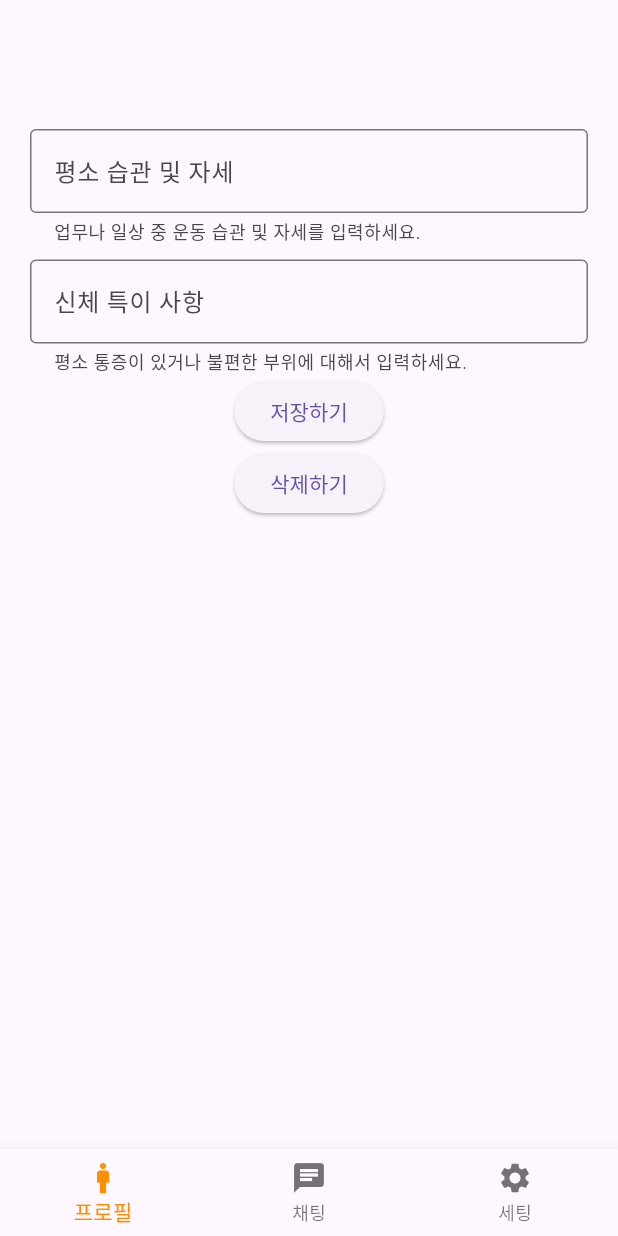
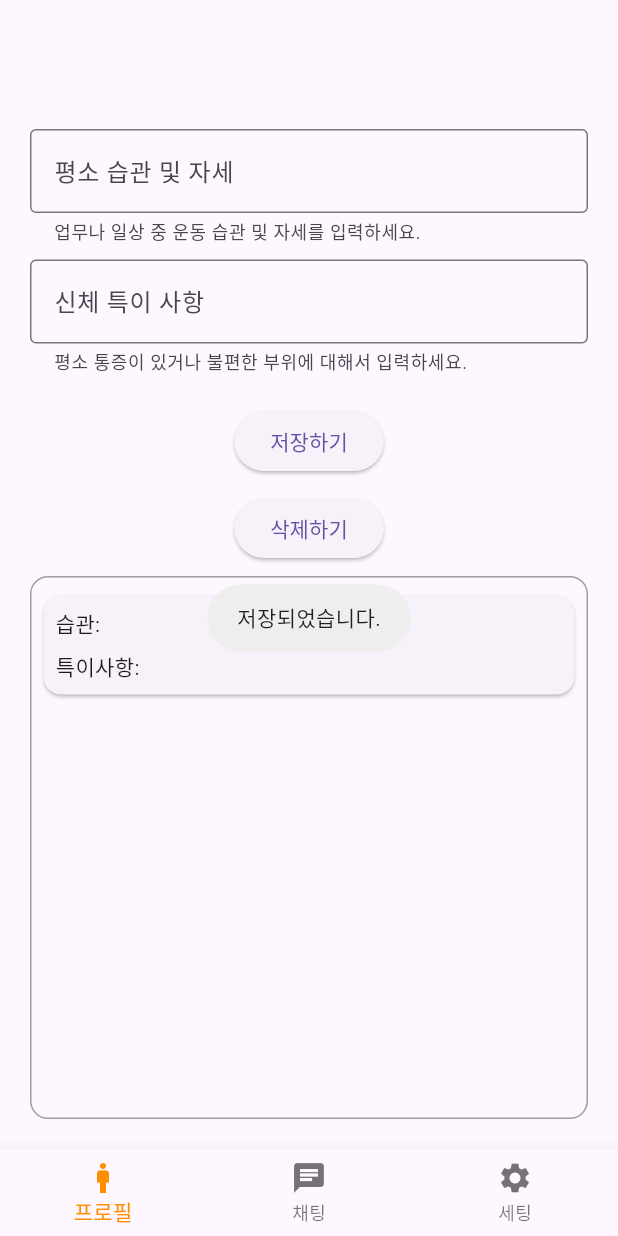
Before and after one commit to jae-yong-2/my_research, a Flutter app: the screen it shows after launch, after a tap on "저장하기", on a phone screen of 412 x 824 dp. Run offline on Flutter 3.47's test engine with Material 3 defaults, Android fonts, the phone set to English and light mode, and no system bars; our stand-ins replace dash_chat_2, device_info_plus, firebase_core, firebase_database, firebase_messaging, flutter_local_notifications and 2 more; missing offline and left inert: chat_gpt_sdk, flutter_foreground_task, workmanager; accounts and stored records are empty; statements that could not run were skipped.

Commit message:
:white_check_mark: 파이어베이스 프로필 연동완료, 추가적인 기능 구현 필요

```diff
--- a/lib/profile.dart
+++ b/lib/profile.dart
@@ -1,58 +1,142 @@
+import 'package:device_info_plus/device_info_plus.dart';
+import 'package:flutter/material.dart';
+import 'package:fluttertoast/fluttertoast.dart';
+import 'package:my_research/saveData.dart';
 import 'package:firebase_database/firebase_database.dart';
-import 'package:flutter/material.dart';
-import 'package:my_research/saveData.dart';
 
-class Profile extends StatelessWidget {
-  const Profile({super.key});
+class Profile extends StatefulWidget {
+  const Profile({Key? key}) : super(key: key);
+
+  @override
+  _ProfileState createState() => _ProfileState();
+}
+
+class _ProfileState extends State<Profile> {
+  final TextEditingController _habitController = TextEditingController();
+  final TextEditingController _bodyIssueController = TextEditingController();
+  final SaveData _saveDataInstance = SaveData();
+  final DeviceInfoPlugin deviceInfoPlugin = DeviceInfoPlugin();
+
+  @override
+  void dispose() {
+    _habitController.dispose();
+    _bodyIssueController.dispose();
+    super.dispose();
+  }
+
+  void _saveData() {
+    // 사용자 입력을 Map 형태로 SaveData 클래스에 전달
+    final userData = {
+      "습관 및 자세": _habitController.text,
+      "신체 특이 사항": _bodyIssueController.text,
+    };
+
+    SaveData().saveData("test","1/2",userData).then((_) {
+      Fluttertoast.showToast(msg: "저장되었습니다.", gravity: ToastGravity.CENTER);
+    }).catchError((error) {
+      Fluttertoast.showToast(msg: "저장 실패: $error", gravity: ToastGravity.CENTER);
+    });
+  }
+
+  void _deleteData() {
+    // 데이터 삭제 로직을 여기에 구현합니다.
+    SaveData().deleteData("test","1/2").then((_) {
+      Fluttertoast.showToast(msg: "삭제되었습니다.", gravity: ToastGravity.CENTER);
+    }).catchError((error) {
+      Fluttertoast.showToast(msg: "삭제 실패: $error", gravity: ToastGravity.CENTER);
+    });
+  }
 
   @override
   Widget build(BuildContext context) {
     return Container(
-      padding: EdgeInsets.all(20), // 전체적인 패딩 추가
+      padding: EdgeInsets.all(20),
       child: Scaffold(
         body: Column(
           children: [
-            SizedBox(height: 10), // 여백 추가
+            SizedBox(height: 10),
             TextFormField(
+              controller: _habitController,
               decoration: InputDecoration(
                 labelText: '평소 습관 및 자세',
                 helperText: '업무나 일상 중 운동 습관 및 자세를 입력하세요.',
                 border: OutlineInputBorder(),
               ),
-              keyboardType: TextInputType.number,
+              keyboardType: TextInputType.text,
             ),
             SizedBox(height: 10),
             TextFormField(
+              controller: _bodyIssueController,
               decoration: InputDecoration(
                 labelText: '신체 특이 사항',
                 helperText: '평소 통증이 있거나 불편한 부위에 대해서 입력하세요.',
                 border: OutlineInputBorder(),
               ),
-              keyboardType: TextInputType.number,
+              keyboardType: TextInputType.text,
             ),
+            SizedBox(height: 20),
             ElevatedButton(
-              onPressed: () {
-                // 데이터 처리 로직
-                SaveData().saveData();
-              },
+              onPressed: _saveData,
               child: Text('저장하기'),
+            ),
+            SizedBox(height: 10),
+            ElevatedButton(
+              onPressed: _deleteData,
               style: ElevatedButton.styleFrom(
-                // primary: Colors.blue, // 버튼 색상
-                // onPrimary: Colors.white, // 텍스트 색상
+                // primary: Colors.red, // 삭제 버튼 색상
+              ),
+              child: Text('삭제하기'),
+            ),
+
+
+            //특이사항을 가져오는 코드
+            SizedBox(height: 8), Expanded(
+              child: Container(
+                // Define the box decoration
+                decoration: BoxDecoration(
+                  border: Border.all(color: Colors.grey),
+                  borderRadius: BorderRadius.circular(12),
+                ),
+                // Define some padding inside the box
+                padding: EdgeInsets.all(8),
+                // Define a max height for the container
+                constraints: BoxConstraints(maxHeight: 300),
+                // Use a ListView.builder for a scrollable list
+                child: StreamBuilder<DatabaseEvent>(
+                  stream: _saveDataInstance.getUserRecordsStream("test","1/2"),
+                  builder: (context, AsyncSnapshot<DatabaseEvent> snapshot) {
+                    if (snapshot.hasError) {
+                      return Center(child: Text('Error: ${snapshot.error}'));
+                    } else if (snapshot.hasData && snapshot.data!.snapshot.value != null) {
+                      Map<dynamic, dynamic> data = snapshot.data!.snapshot.value as Map<dynamic, dynamic>;
+                      return ListView.builder(
+                        itemCount: data.length,
+                        itemBuilder: (context, index) {
+                          String key = data.keys.elementAt(index);
+                          Map entry = data[key];
+                          return Card(
+                            margin: EdgeInsets.symmetric(vertical: 4), // Add margin for each card
+                            child: Padding(
+                              padding: EdgeInsets.all(8.0),
+                              child: Column(
+                                crossAxisAlignment: CrossAxisAlignment.start,
+                                children: [
+                                  Text('습관: ${entry['습관 및 자세']}'),
+                                  SizedBox(height: 8), // Space between habit and body issue
+                                  Text('특이사항: ${entry['신체 특이 사항']}'),
+                                ],
+                              ),
+                            ),
+                          );
+                        },
+                      );
+                    } else {
+                      return Center(child: Text('No user records found.'));
+                    }
+                  },
+                ),
               ),
             ),
-            ElevatedButton(
-              onPressed: () {
-                // 데이터 처리 로직
-                SaveData().deleteData();
-              },
-              child: Text('삭제하기'),
-              style: ElevatedButton.styleFrom(
-                // primary: Colors.blue, // 버튼 색상
-                // onPrimary: Colors.white, // 텍스트 색상
-              ),
-            ),
-            SizedBox(height: 10),
           ],
         ),
       ),
--- a/lib/saveData.dart
+++ b/lib/saveData.dart
@@ -1,18 +1,30 @@
 import 'package:firebase_database/firebase_database.dart';
 
-class SaveData{
-  // Firebase Realtime Database의 참조를 생성합니다.
+class SaveData {
   final databaseRef = FirebaseDatabase.instance.ref();
 
-  // 데이터베이스에 값을 저장하는 함수입니다.
-  Future<void> saveData() async {
-    await databaseRef.set({"key": 1});
+  Stream<DatabaseEvent> getUserRecordsStream(String id, String category) {
+    return databaseRef.child("$id/$category").onValue;
   }
 
-  // 데이터베이스에서 값을 삭제하는 함수입니다.
-  Future<void> deleteData() async {
-    await databaseRef.child("key").remove();
-    // 또는 setValue(null)을 사용하여 삭제할 수도 있습니다.
-    // await databaseRef.child("key").setValue(null);
+  Future<void> saveData( String id, String category, Map<String, dynamic> userData) async {
+    await databaseRef.child("$id/$category").push().set(userData);
+  }
+
+  Future<void> deleteData(String id, String category) async {
+    await databaseRef.child("$id/$category").remove();
+  }
+
+  // 사용자 기록을 가져오는 함수
+  Future<Map<String, dynamic>?> getData(String id, String category) async {
+    try {
+      // "userRecords" 아래에 있는 모든 기록을 읽습니다.
+      DatabaseEvent event = await databaseRef.child("$id/$category").once();
+      Map<String, dynamic>? data = event.snapshot.value as Map<String, dynamic>?;
+      return data;
+    } catch (e) {
+      print("Error fetching data: $e");
+      return null;
+    }
   }
 }
--- a/pubspec.yaml
+++ b/pubspec.yaml
@@ -52,6 +52,10 @@ dependencies:
   cupertino_icons: ^1.0.2
   logger: ^2.0.2
   firebase_database: ^10.4.6
+  http: ^0.13.3
+
+  fluttertoast: ^8.2.4
+  device_info_plus: ^9.1.2
 dev_dependencies:
   flutter_test:
     sdk: flutter
```
Also changed, not shown: 1 other file.
